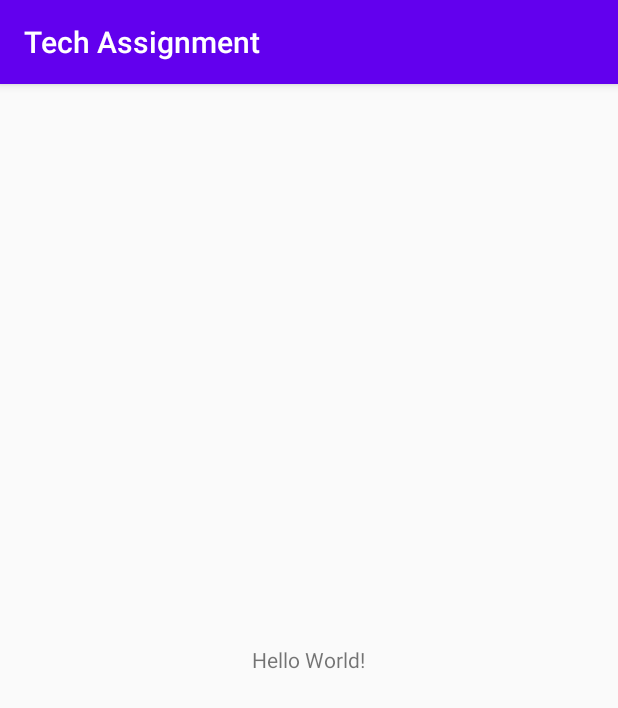
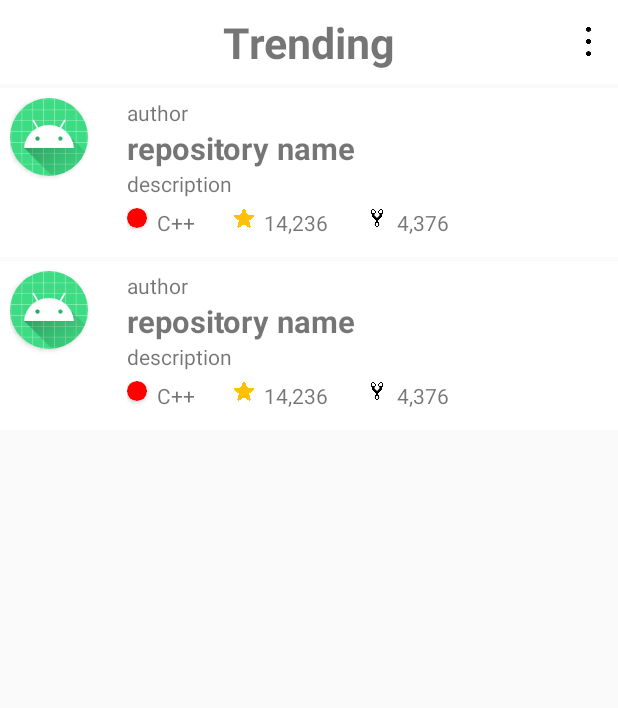
Before and after one commit to usinoriya2/Tech-Assignment, an Android app: the screen it shows after launch (MainActivity), on a phone screen of 412 x 824 dp. Shown: the top 708 px of the screen. Run offline under Robolectric (Android 15) with nearby library versions, the phone set to English and light mode, and no system bars; our stand-ins replace sdp/ssp sizes.

Commit message:
demo template added to activity_main

```diff
--- a/app/src/main/AndroidManifest.xml
+++ b/app/src/main/AndroidManifest.xml
@@ -8,7 +8,7 @@
         android:label="@string/app_name"
         android:roundIcon="@mipmap/ic_launcher_round"
         android:supportsRtl="true"
-        android:theme="@style/AppTheme">
+        android:theme="@style/MyMaterialTheme.Base">
         <activity android:name=".MainActivity">
             <intent-filter>
                 <action android:name="android.intent.action.MAIN" />
--- a/app/src/main/res/layout/activity_main.xml
+++ b/app/src/main/res/layout/activity_main.xml
@@ -6,11 +6,39 @@
     android:layout_height="match_parent"
     tools:context=".MainActivity">
 
-    <TextView
+    <androidx.appcompat.widget.Toolbar
+        android:id="@+id/my_toolbar"
+        android:layout_width="match_parent"
+        android:layout_height="?attr/actionBarSize"
+        android:background="@color/white"
+        android:layout_marginBottom="@dimen/_2sdp"
+        android:theme="@style/ThemeOverlay.AppCompat.ActionBar"
+        app:popupTheme="@style/ThemeOverlay.AppCompat.Light">
+        <TextView
+            android:layout_width="wrap_content"
+            android:layout_height="wrap_content"
+            android:text="Trending"
+            android:layout_gravity="center"
+            android:textSize="@dimen/_22sdp"
+            android:textStyle="bold"
+            android:id="@+id/toolbar_title" />
+        <ImageView
+            android:layout_width="@dimen/_20sdp"
+            android:layout_height="@dimen/_30sdp"
+            android:layout_marginEnd="@dimen/_5sdp"
+            android:layout_gravity="end"
+            android:src="@drawable/kebab_menu_icon"/>
+    </androidx.appcompat.widget.Toolbar>
+    <include
+        android:id="@+id/repo1"
+        android:layout_height="wrap_content"
         android:layout_width="wrap_content"
+        android:layout_below="@id/my_toolbar"
+        android:layout_marginBottom="@dimen/_2sdp"
+        layout="@layout/repository"/>
+    <include
         android:layout_height="wrap_content"
-        android:text="Hello World!"
-        android:layout_centerHorizontal="true"
-        android:layout_centerVertical="true"/>
-
+        android:layout_width="wrap_content"
+        android:layout_below="@id/repo1"
+        layout="@layout/repository"/>
 </RelativeLayout>
--- a/app/src/main/res/layout/repository.xml
+++ b/app/src/main/res/layout/repository.xml
@@ -1,7 +1,8 @@
 <?xml version="1.0" encoding="utf-8"?>
 <RelativeLayout xmlns:android="http://schemas.android.com/apk/res/android"
     android:layout_width="match_parent"
-    android:layout_height="match_parent"
+    android:layout_height="wrap_content"
+    android:background="@color/white"
     xmlns:app="http://schemas.android.com/apk/res-auto">
     <LinearLayout
         android:layout_width="match_parent"
@@ -22,6 +23,7 @@
             android:layout_width="wrap_content"
             android:layout_height="wrap_content"
             android:layout_marginStart="@dimen/_20sdp"
+            android:layout_marginBottom="@dimen/_10sdp"
             android:orientation="vertical">
             <TextView
                 android:layout_width="wrap_content"
@@ -37,7 +39,6 @@
                 android:id="@+id/description_layout"
                 android:layout_width="wrap_content"
                 android:layout_height="wrap_content"
-                android:visibility="gone"
                 android:orientation="vertical">
                 <TextView
                     android:layout_width="wrap_content"
--- a/app/src/main/res/values/colors.xml
+++ b/app/src/main/res/values/colors.xml
@@ -4,4 +4,5 @@
     <color name="colorPrimaryDark">#3700B3</color>
     <color name="colorAccent">#03DAC5</color>
     <color name="red">#FF0000</color>
+    <color name="white">#FFFFFF</color>
 </resources>
--- a/app/src/main/res/values/styles.xml
+++ b/app/src/main/res/values/styles.xml
@@ -7,4 +7,8 @@
         <item name="colorAccent">@color/colorAccent</item>
     </style>
 
+    <style name="MyMaterialTheme.Base" parent="Theme.AppCompat.Light.DarkActionBar">
+        <item name="windowNoTitle">true</item>
+        <item name="windowActionBar">false</item>
+    </style>
 </resources>
```
Also changed, not shown: app/src/main/res/drawable/kebab_menu_icon.png (added).
